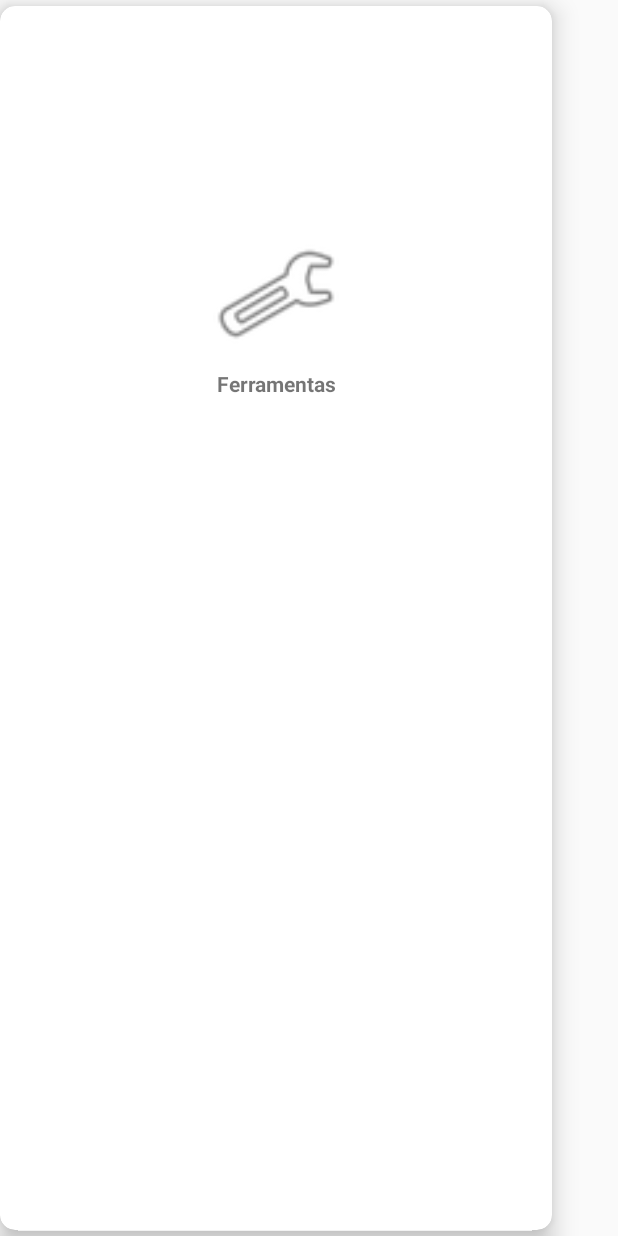
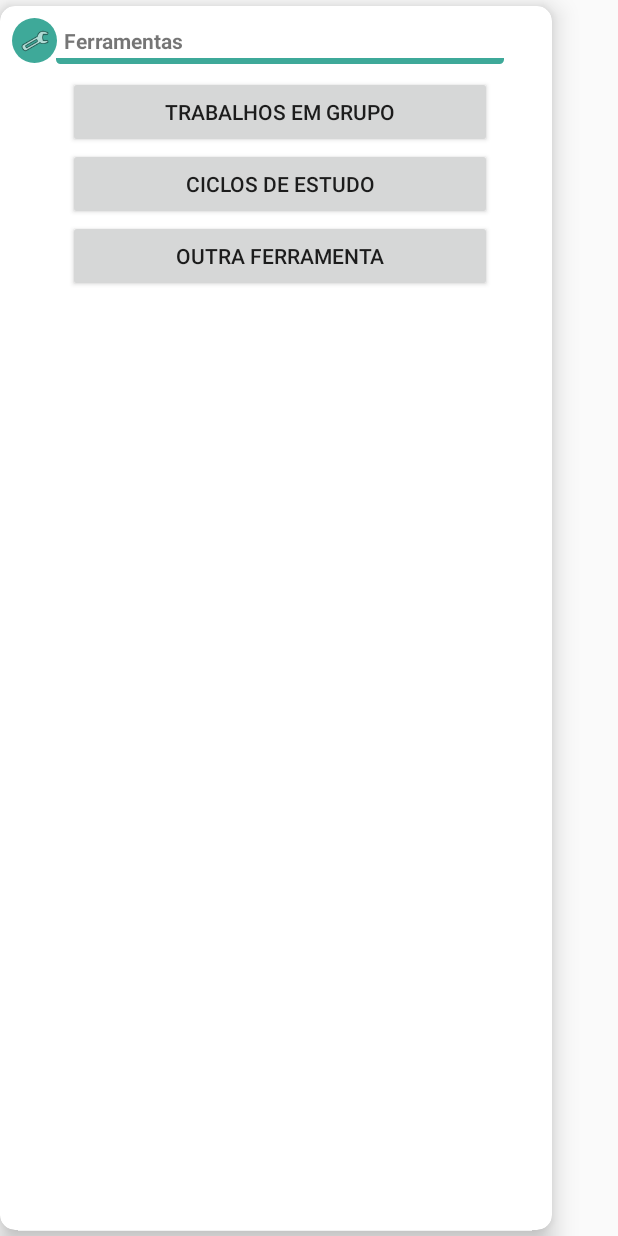
Before and after one commit to oseiaspereira88/Sverse-Mobile, an Android app: the layout content_fragment_ferramentas.xml on its own in the app's theme, with its tools: preview values and no code run, on a phone screen of 412 x 824 dp. Run offline under Robolectric (Android 15) with nearby library versions, the light colour scheme and no system bars.

Commit message:
Atualizando adição das areas de trabalho.

```diff
--- a/Sverse/src/main/java/com/example/oseias/sverse/MainActivity.java
+++ b/Sverse/src/main/java/com/example/oseias/sverse/MainActivity.java
@@ -20,6 +20,7 @@ import android.widget.Toast;
 import com.daimajia.androidanimations.library.Techniques;
 import com.daimajia.androidanimations.library.YoYo;
 import com.example.oseias.sverse.OthersActivitys.ActivityConfiguracoes;
+import com.example.oseias.sverse.OthersActivitys.AreaDeTrabalhoEmGrupo;
 import com.example.oseias.sverse.OthersActivitys.CriadorDeAtividades;
 import com.example.oseias.sverse.OthersActivitys.EstudoEmCiclo;
 import com.example.oseias.sverse.OthersActivitys.PerfilActivity;
--- a/Sverse/src/main/java/com/example/oseias/sverse/OtherAdapters/CicloAdapter.java
+++ b/Sverse/src/main/java/com/example/oseias/sverse/OtherAdapters/CicloAdapter.java
@@ -7,7 +7,7 @@ import android.view.ViewGroup;
 import android.widget.BaseAdapter;
 import android.widget.TextView;
 
-import com.example.oseias.sverse.OthersClass.Item;
+import com.example.oseias.sverse.OthersClass.ItemArea;
 import com.example.oseias.sverse.OthersClass.UnidadeDeEstudo;
 import com.versaplications.prodesenvelopment.sverse.R;
 import java.util.ArrayList;
@@ -20,9 +20,9 @@ public class CicloAdapter extends BaseAdapter {
     Context ctx;
     ArrayList<UnidadeDeEstudo> listaDeEstudos;
     boolean isLongeClick;
-    ArrayList<Item> itens;
+    ArrayList<ItemArea> itens;
 
-    public CicloAdapter(Context ctx, ArrayList<Item> itens) {
+    public CicloAdapter(Context ctx, ArrayList<ItemArea> itens) {
         this.ctx = ctx;
         this.itens = itens;
         isLongeClick = false;
--- a/Sverse/src/main/java/com/example/oseias/sverse/OtherAdapters/ItensAdapter.java
+++ b/Sverse/src/main/java/com/example/oseias/sverse/OtherAdapters/ItensAdapter.java
@@ -9,16 +9,16 @@ import android.widget.LinearLayout;
 
 import com.daimajia.androidanimations.library.Techniques;
 import com.daimajia.androidanimations.library.YoYo;
-import com.example.oseias.sverse.OthersClass.Item;
+import com.example.oseias.sverse.OthersClass.ItemArea;
 import com.versaplications.prodesenvelopment.sverse.R;
 import java.util.ArrayList;
 
 public class ItensAdapter extends BaseAdapter {
     Context ctx;
-    ArrayList<Item> itens;
+    ArrayList<ItemArea> itens;
     boolean isLongeClick;
 
-    public ItensAdapter(Context ctx, ArrayList<Item> itens) {
+    public ItensAdapter(Context ctx, ArrayList<ItemArea> itens) {
         this.ctx = ctx;
         this.itens = itens;
         isLongeClick = false;
--- a/Sverse/src/main/java/com/example/oseias/sverse/OthersClass/Item.java
+++ b/Sverse/src/main/java/com/example/oseias/sverse/OthersClass/ItemArea.java
@@ -1,10 +1,10 @@
 package com.example.oseias.sverse.OthersClass;
 
-public class Item {
+public class ItemArea {
     private String nome;
     private float preco;
 
-    public Item(String nome, float preco) {
+    public ItemArea(String nome, float preco) {
         this.nome = nome;
         this.preco = preco;
     }
--- a/Sverse/src/main/res/layout/content_fragment_ferramentas.xml
+++ b/Sverse/src/main/res/layout/content_fragment_ferramentas.xml
@@ -24,38 +24,95 @@
 
         <android.support.constraint.ConstraintLayout
             android:layout_width="368dp"
-            android:layout_height="wrap_content"
+            android:layout_height="match_parent"
             android:paddingBottom="24dp"
             android:paddingTop="0dp"
             tools:layout_editor_absoluteX="8dp"
             tools:layout_editor_absoluteY="8dp">
 
+            <ImageView
+                android:id="@+id/imageView5"
+                android:layout_width="30dp"
+                android:layout_height="30dp"
+                android:layout_marginLeft="8dp"
+                android:layout_marginTop="8dp"
+                app:layout_constraintLeft_toLeftOf="parent"
+                app:layout_constraintTop_toTopOf="parent"
+                app:srcCompat="@drawable/border3" />
+
+            <ImageView
+                android:id="@+id/imageView7"
+                android:layout_width="20dp"
+                android:layout_height="20dp"
+                app:layout_constraintBottom_toBottomOf="@+id/imageView5"
+                app:layout_constraintEnd_toEndOf="@+id/imageView5"
+                app:layout_constraintLeft_toLeftOf="parent"
+                app:layout_constraintStart_toStartOf="@+id/imageView5"
+                app:layout_constraintTop_toTopOf="@+id/imageView5"
+                app:srcCompat="@android:drawable/ic_menu_preferences" />
+
             <TextView
                 android:id="@+id/textView4"
                 android:layout_width="wrap_content"
                 android:layout_height="wrap_content"
-                android:layout_marginLeft="8dp"
-                android:layout_marginRight="8dp"
+                android:layout_marginBottom="8dp"
+                android:layout_marginStart="4dp"
                 android:layout_marginTop="8dp"
                 android:text="Ferramentas"
                 android:textAlignment="center"
                 android:textSize="14sp"
                 android:textStyle="bold"
+                app:layout_constraintBottom_toBottomOf="@+id/imageView5"
                 app:layout_constraintLeft_toLeftOf="parent"
-                app:layout_constraintRight_toRightOf="parent"
-                app:layout_constraintTop_toBottomOf="@+id/imageView5" />
+                app:layout_constraintStart_toEndOf="@+id/imageView5"
+                app:layout_constraintTop_toTopOf="@+id/imageView5" />
 
             <ImageView
-                android:id="@+id/imageView5"
-                android:layout_width="92dp"
-                android:layout_height="84dp"
-                android:layout_marginLeft="8dp"
-                android:layout_marginRight="8dp"
-                android:layout_marginTop="150dp"
-                app:layout_constraintLeft_toLeftOf="parent"
-                app:layout_constraintRight_toRightOf="parent"
-                app:layout_constraintTop_toTopOf="parent"
-                app:srcCompat="@android:drawable/ic_menu_preferences" />
+                android:id="@+id/imageView69"
+                android:layout_width="0dp"
+                android:layout_height="4dp"
+                android:layout_marginEnd="32dp"
+                android:layout_marginStart="24dp"
+                android:layout_marginTop="2dp"
+                android:src="@drawable/border_toolbar"
+                app:layout_constraintEnd_toEndOf="parent"
+                app:layout_constraintStart_toStartOf="@+id/imageView7"
+                app:layout_constraintTop_toBottomOf="@+id/textView4" />
+
+            <Button
+                android:id="@+id/button"
+                android:layout_width="0dp"
+                android:layout_height="wrap_content"
+                android:layout_marginEnd="8dp"
+                android:layout_marginStart="8dp"
+                android:text="Outra Ferramenta"
+                app:layout_constraintEnd_toEndOf="@+id/imageView69"
+                app:layout_constraintStart_toStartOf="@+id/imageView69"
+                app:layout_constraintTop_toBottomOf="@+id/button5" />
+
+            <Button
+                android:id="@+id/button5"
+                android:layout_width="0dp"
+                android:layout_height="wrap_content"
+                android:layout_marginEnd="8dp"
+                android:layout_marginStart="8dp"
+                android:text="Ciclos de Estudo"
+                app:layout_constraintEnd_toEndOf="@+id/imageView69"
+                app:layout_constraintStart_toStartOf="@+id/imageView69"
+                app:layout_constraintTop_toBottomOf="@+id/bTrabalhoEmGrupo" />
+
+            <Button
+                android:id="@+id/bTrabalhoEmGrupo"
+                android:layout_width="0dp"
+                android:layout_height="wrap_content"
+                android:layout_marginEnd="8dp"
+                android:layout_marginStart="8dp"
+                android:layout_marginTop="8dp"
+                android:text="Trabalhos em Grupo"
+                app:layout_constraintEnd_toEndOf="@+id/imageView69"
+                app:layout_constraintStart_toStartOf="@+id/imageView69"
+                app:layout_constraintTop_toBottomOf="@+id/imageView69" />
+
         </android.support.constraint.ConstraintLayout>
     </android.support.v7.widget.CardView>
 
```
Also changed, not shown: Sverse/src/main/AndroidManifest.xml (+9 -1 lines), Sverse/src/main/java/com/example/oseias/sverse/Adapters/MyFragmentPagerAreaAdapter.java (added, +50 -0 lines), Sverse/src/main/java/com/example/oseias/sverse/MainFragments/EtapasFragment.java (added, +72 -0 lines), Sverse/src/main/java/com/example/oseias/sverse/MainFragments/MainFragment.java (+3 -8 lines), Sverse/src/main/java/com/example/oseias/sverse/OthersActivitys/AreaDeTrabalho.java (added, +39 -0 lines), Sverse/src/main/java/com/example/oseias/sverse/OthersActivitys/AreaDeTrabalhoEmGrupo.java (added, +91 -0 lines), Sverse/src/main/java/com/example/oseias/sverse/OthersActivitys/EstudoEmCiclo.java (+7 -7 lines), Sverse/src/main/java/com/example/oseias/sverse/OthersFragments/FragmentFerramentas.java (+26 -1 lines), Sverse/src/main/res/layout/activity_area_de_trabalho.xml (added, +32 -0 lines), Sverse/src/main/res/layout/activity_area_de_trabalho_em_grupo.xml (added, +94 -0 lines), Sverse/src/main/res/layout/fragment_etapas.xml (added, +63 -0 lines), Sverse/src/main/res/layout/item_area_model.xml (added, +50 -0 lines), Sverse/src/main/res/values/strings.xml (+14 -0 lines).
